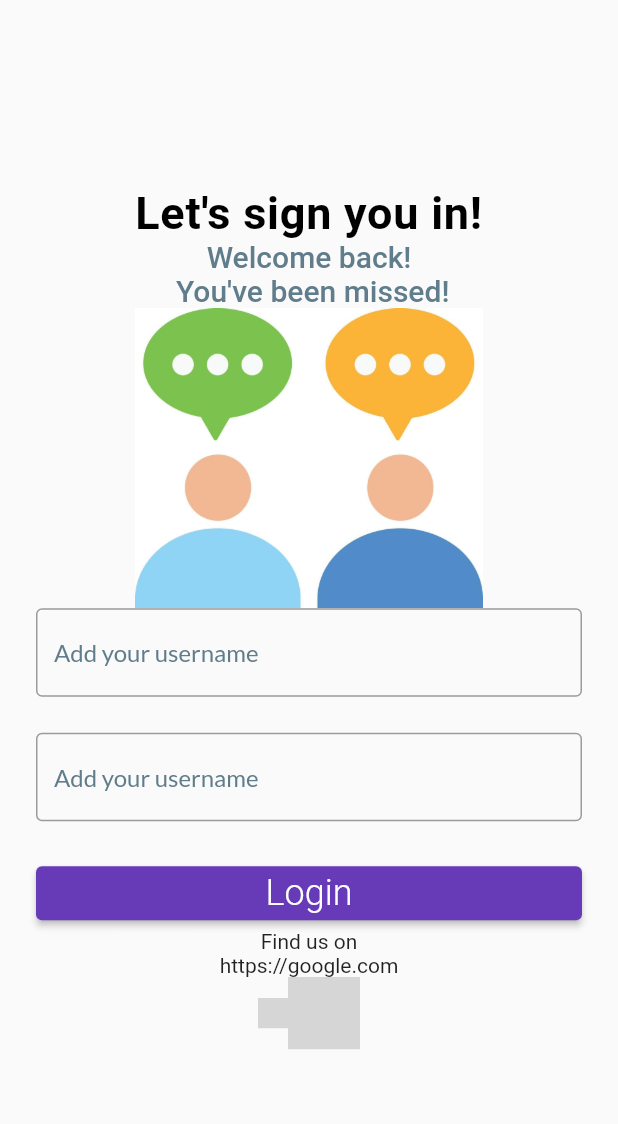
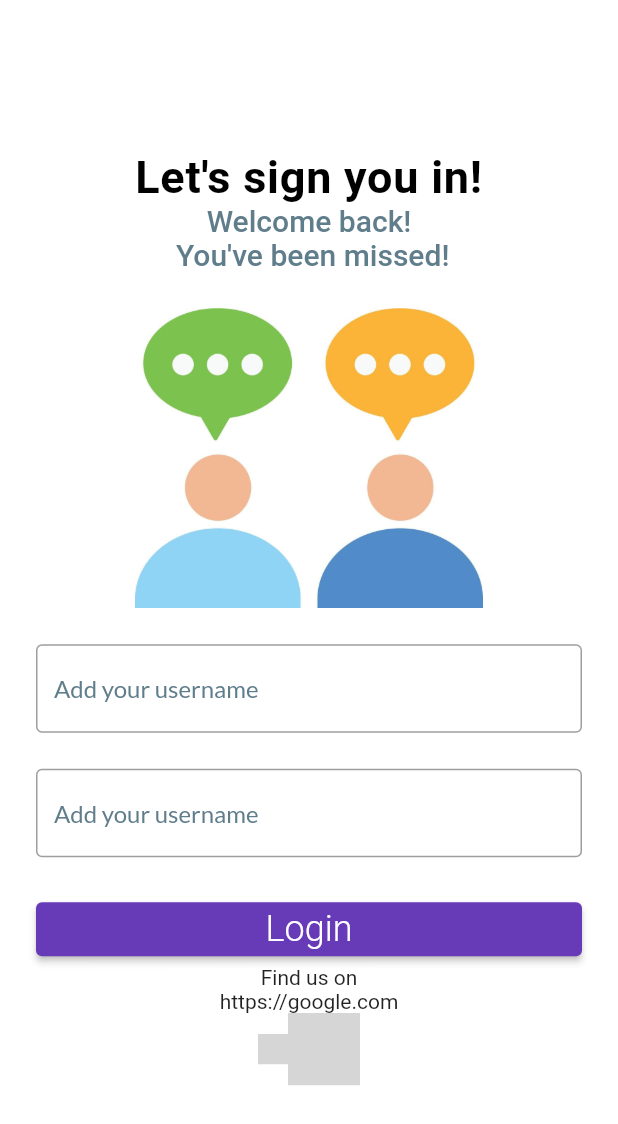
Before and after one commit to YanInTech/Chat-App, a Flutter app: the screen it shows after launch, on a phone screen of 412 x 824 dp. Shown: the top 1124 px of the screen. Run offline on Flutter 3.47's test engine with Material 2 defaults, Android fonts, the phone set to English and light mode, and no system bars; our stand-ins replace google_fonts; missing offline and left inert: social_media_buttons; grey boxes are pictures that could not be loaded.

Commit message:
Creating rounded UI elements

```diff
--- a/lib/chat_page.dart
+++ b/lib/chat_page.dart
@@ -57,6 +57,7 @@ class _ChatPageState extends State<ChatPage> {
     final username = ModalRoute.of(context)!.settings.arguments as String;
 
     return Scaffold(
+      backgroundColor: Colors.white,
       appBar: AppBar(
         backgroundColor: Colors.transparent,
         elevation: 0,
--- a/lib/login_page.dart
+++ b/lib/login_page.dart
@@ -35,7 +35,7 @@ class LoginPage extends StatelessWidget {
   @override
   Widget build(BuildContext context) {
     return Scaffold(
-        // TODO: Add the text and image from the design
+        backgroundColor: Colors.white,
         body: Center(
       child: Padding(
         padding: const EdgeInsets.all(24.0),
@@ -60,10 +60,18 @@ class LoginPage extends StatelessWidget {
                   fontSize: 20,
                   color: Colors.blueGrey),
             ),
-            Image.asset(
-              'assets/illustration.jpg',
-              height: 200,
-            ),
+            verticalSpacing(24),
+            Container(
+                height: 200,
+                width: MediaQuery.of(context).size.width,
+                decoration: BoxDecoration(
+                  image: DecorationImage(
+                    // fit: BoxFit.fitWidth,
+                    image: AssetImage('assets/illustration.jpg')),
+                  borderRadius: BorderRadius.circular(24)),
+              ),
+            verticalSpacing(24),
+
             Form(
               key: _formkey,
               child: Column(
--- a/lib/main.dart
+++ b/lib/main.dart
@@ -15,6 +15,7 @@ class ChatApp extends StatelessWidget {
     return MaterialApp(
       title: "Chat App",
       theme: ThemeData(
+          canvasColor: Colors.transparent,
           primarySwatch: Colors.deepPurple,
           appBarTheme: AppBarTheme(
               backgroundColor: Colors.blue, foregroundColor: Colors.black)),
```
Also changed, not shown: lib/widgets/chat_bubble.dart (+12 -5 lines), lib/widgets/picker_body.dart (+11 -4 lines).
